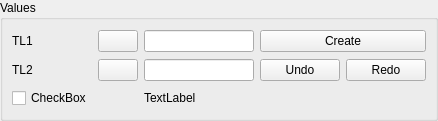
SalomePlatform/geom, file src/EntityGUI/EntityGUI_2Sel1Check_QTD.ui: the form before one commit.
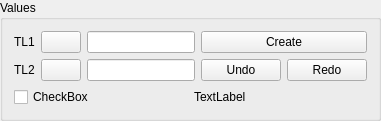
The form after the commit.

Commit message: rnc: slight GUI and translation modifications

```diff
--- a/src/EntityGUI/EntityGUI_2Sel1Check_QTD.ui
+++ b/src/EntityGUI/EntityGUI_2Sel1Check_QTD.ui
@@ -6,8 +6,8 @@
    <rect>
     <x>0</x>
     <y>0</y>
-    <width>438</width>
-    <height>121</height>
+    <width>366</width>
+    <height>119</height>
    </rect>
   </property>
   <property name="windowTitle">
@@ -25,47 +25,7 @@
      <property name="title">
       <string>Values</string>
      </property>
-     <layout class="QGridLayout" columnstretch="0,0,1,0">
-      <property name="margin">
-       <number>9</number>
-      </property>
-      <property name="spacing">
-       <number>6</number>
-      </property>
-      <item row="1" column="3">
-       <layout class="QHBoxLayout">
-        <property name="spacing">
-         <number>6</number>
-        </property>
-        <property name="margin">
-         <number>0</number>
-        </property>
-        <item>
-         <widget class="QPushButton" name="buttonUndo">
-          <property name="text">
-           <string>Undo</string>
-          </property>
-         </widget>
-        </item>
-        <item>
-         <widget class="QPushButton" name="buttonRedo">
-          <property name="text">
-           <string>Redo</string>
-          </property>
-         </widget>
-        </item>
-       </layout>
-      </item>
-      <item row="0" column="2">
-       <widget class="QLineEdit" name="LineEdit1">
-        <property name="sizePolicy">
-         <sizepolicy hsizetype="MinimumExpanding" vsizetype="Fixed">
-          <horstretch>0</horstretch>
-          <verstretch>0</verstretch>
-         </sizepolicy>
-        </property>
-       </widget>
-      </item>
+     <layout class="QGridLayout" name="gridLayout" columnstretch="0,0,1,0">
       <item row="0" column="0">
        <widget class="QLabel" name="TextLabel1">
         <property name="sizePolicy">
@@ -95,6 +55,16 @@
         </property>
        </widget>
       </item>
+      <item row="0" column="2">
+       <widget class="QLineEdit" name="LineEdit1">
+        <property name="sizePolicy">
+         <sizepolicy hsizetype="MinimumExpanding" vsizetype="Fixed">
+          <horstretch>0</horstretch>
+          <verstretch>0</verstretch>
+         </sizepolicy>
+        </property>
+       </widget>
+      </item>
       <item row="0" column="3">
        <widget class="QPushButton" name="buttonApply">
         <property name="text">
@@ -102,16 +72,6 @@
         </property>
        </widget>
       </item>
-      <item row="1" column="2">
-       <widget class="QLineEdit" name="LineEdit2"/>
-      </item>
-      <item row="1" column="1">
-       <widget class="QPushButton" name="PushButton2">
-        <property name="text">
-         <string/>
-        </property>
-       </widget>
-      </item>
       <item row="1" column="0">
        <widget class="QLabel" name="TextLabel2">
         <property name="text">
@@ -119,19 +79,57 @@
         </property>
        </widget>
       </item>
-      <item row="2" column="0">
-       <widget class="QCheckBox" name="checkBox">
+      <item row="1" column="1">
+       <widget class="QPushButton" name="PushButton2">
         <property name="text">
-         <string>CheckBox</string>
+         <string/>
         </property>
        </widget>
       </item>
-      <item row="2" column="2" colspan="2">
-       <widget class="QLabel" name="label">
-        <property name="text">
-         <string>TextLabel</string>
+      <item row="1" column="2">
+       <widget class="QLineEdit" name="LineEdit2"/>
+      </item>
+      <item row="1" column="3">
+       <layout class="QHBoxLayout">
+        <property name="spacing">
+         <number>6</number>
         </property>
-       </widget>
+        <property name="margin">
+         <number>0</number>
+        </property>
+        <item>
+         <widget class="QPushButton" name="buttonUndo">
+          <property name="text">
+           <string>Undo</string>
+          </property>
+         </widget>
+        </item>
+        <item>
+         <widget class="QPushButton" name="buttonRedo">
+          <property name="text">
+           <string>Redo</string>
+          </property>
+         </widget>
+        </item>
+       </layout>
+      </item>
+      <item row="2" column="0" colspan="4">
+       <layout class="QHBoxLayout" name="horizontalLayout">
+        <item>
+         <widget class="QCheckBox" name="checkBox">
+          <property name="text">
+           <string>CheckBox</string>
+          </property>
+         </widget>
+        </item>
+        <item>
+         <widget class="QLabel" name="label">
+          <property name="text">
+           <string>TextLabel</string>
+          </property>
+         </widget>
+        </item>
+       </layout>
       </item>
      </layout>
     </widget>
```
The commit also changes 6 other files.
